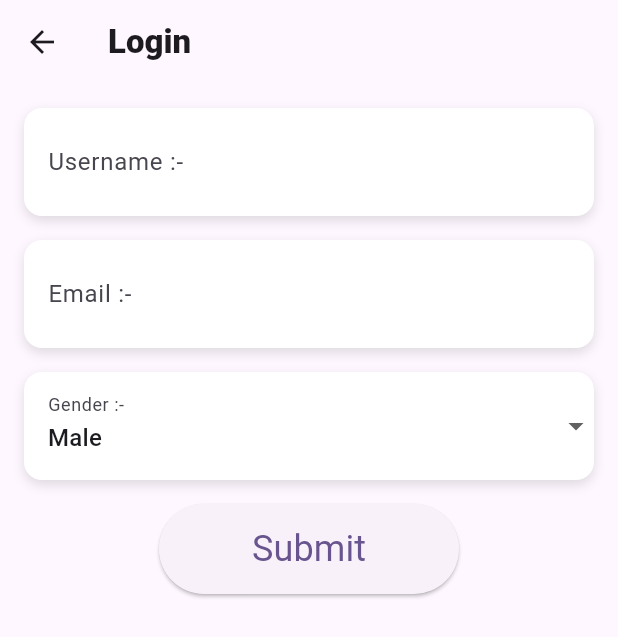
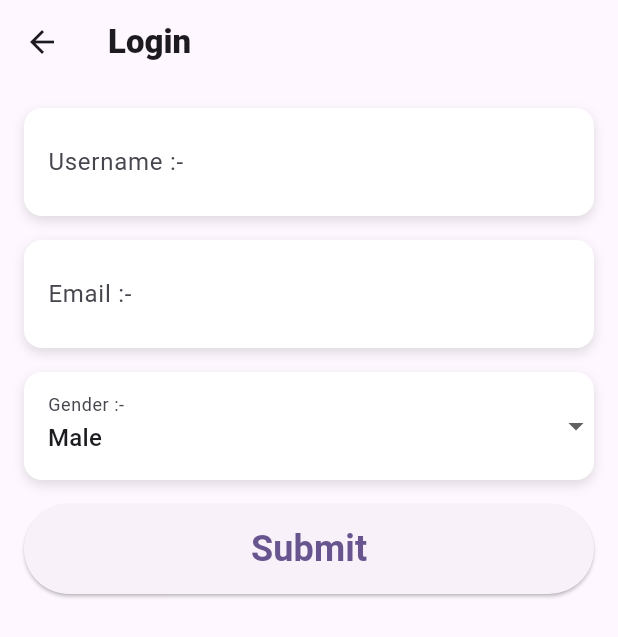
Before and after one commit to KshitijH123/post_api, a Flutter app: the PostApiScreen screen opened directly, on a phone screen of 412 x 824 dp. Shown: the top 637 px of the screen. Run offline on Flutter 3.47's test engine with Material 3 defaults, Android fonts, the phone set to English and light mode, and no system bars; our stand-ins replace get.

Commit message:
weight and width

```diff
--- a/lib/post_api_screen.dart
+++ b/lib/post_api_screen.dart
@@ -99,7 +99,7 @@ class PostApiScreen extends StatelessWidget {
 
            Center(
               child: SizedBox(
-                width: 200,
+                width: 600,
                 height: 60,
                 child: ElevatedButton(
                   onPressed: () async {
@@ -107,7 +107,7 @@ class PostApiScreen extends StatelessWidget {
                   },
                   child: const Text(
                     'Submit',
-                    style: TextStyle(fontSize: 24, fontWeight: FontWeight.w400),
+                    style: TextStyle(fontSize: 24, fontWeight: FontWeight.bold),
                   ),
                 ),
               ),
```
